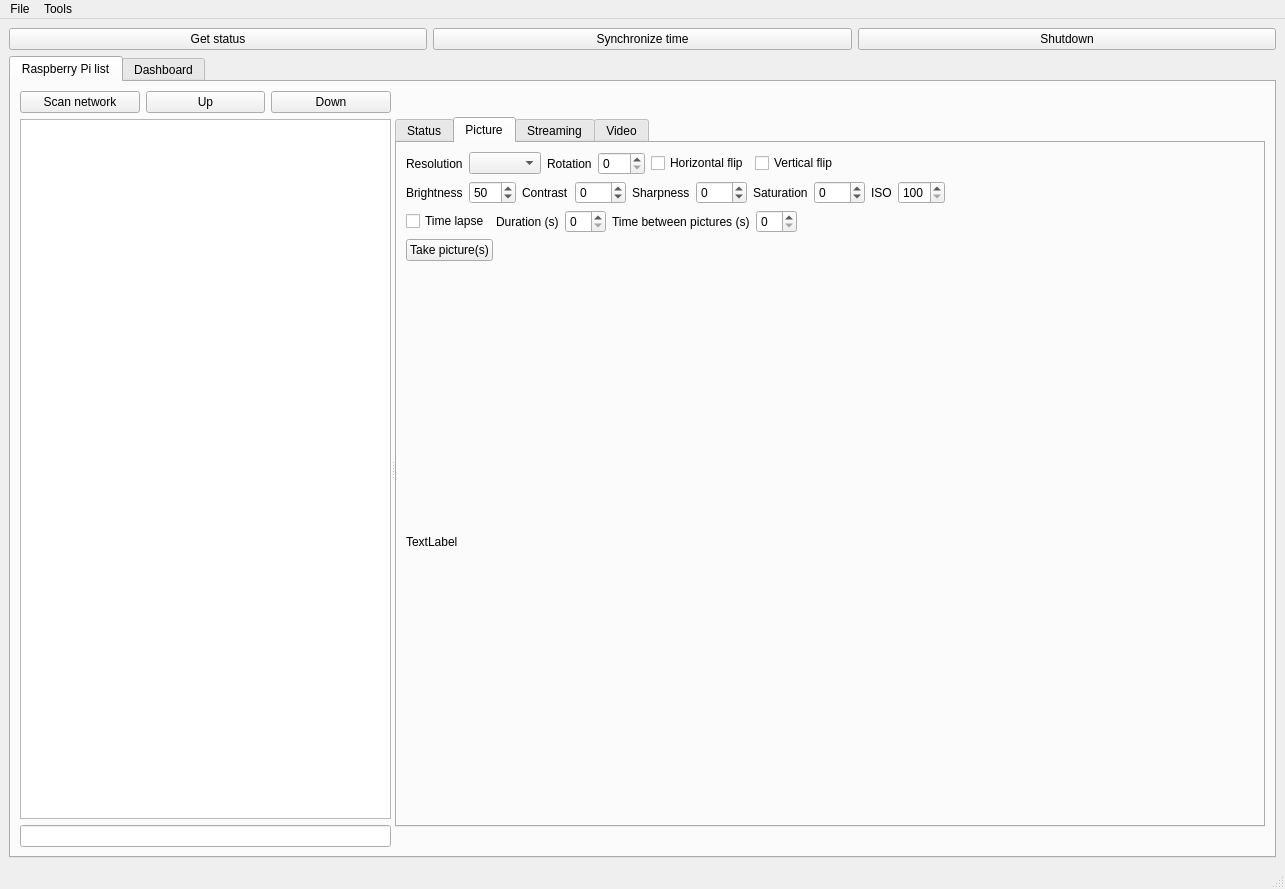
Above: src/coordinator/coordinator.ui from olivierfriard/raspberry_video-recording_coordinator before the change. Below: the same form after it.
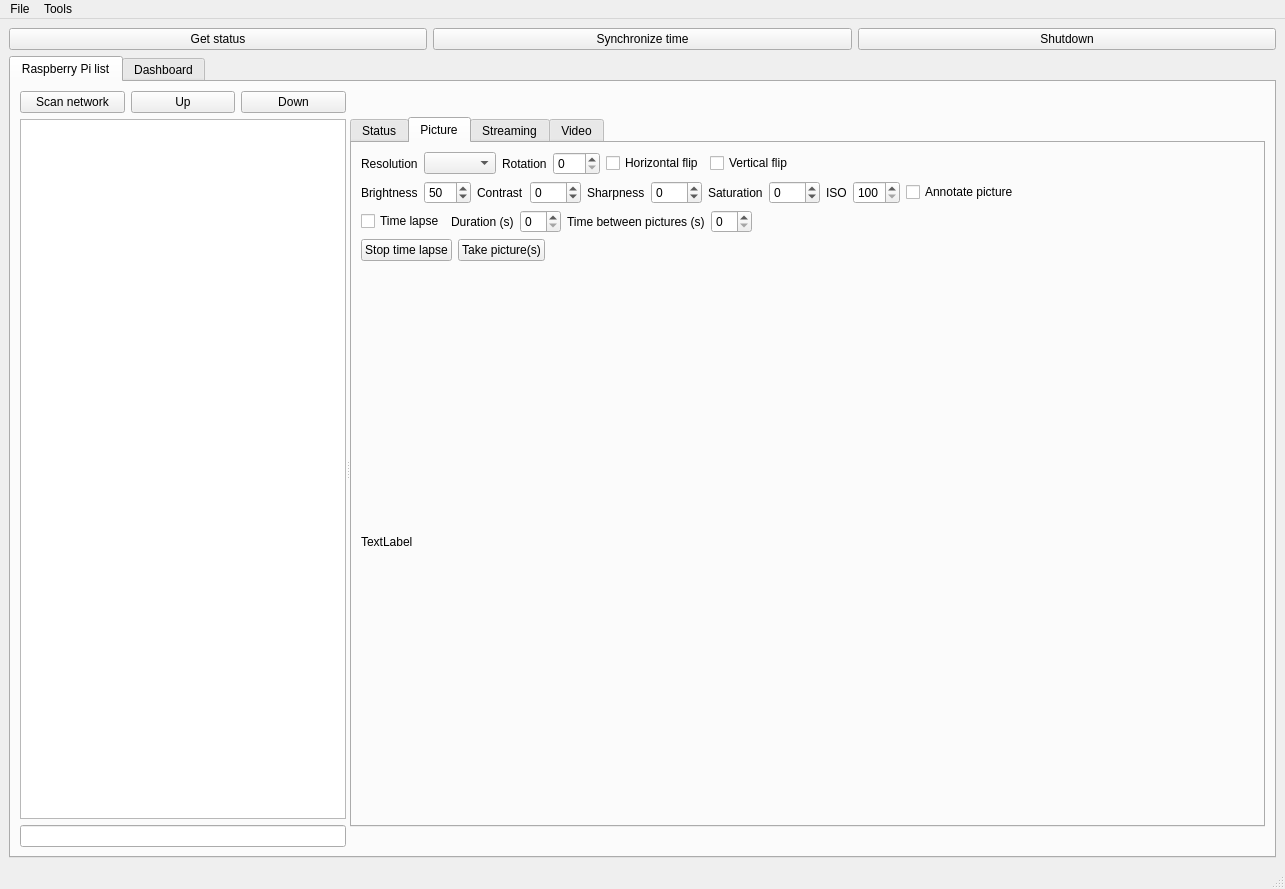
That is the form after the change. The open tabs and pages were chosen to show the change.

Diff of the .ui file:
```diff
--- a/src/coordinator/coordinator.ui
+++ b/src/coordinator/coordinator.ui
@@ -483,6 +483,13 @@
                     </property>
                    </widget>
                   </item>
+                  <item>
+                   <widget class="QCheckBox" name="picture_annotation_cb">
+                    <property name="text">
+                     <string>Annotate picture</string>
+                    </property>
+                   </widget>
+                  </item>
                   <item>
                    <spacer name="horizontalSpacer_4">
                     <property name="orientation">
@@ -544,6 +551,13 @@
                 </item>
                 <item>
                  <layout class="QHBoxLayout" name="horizontalLayout_15">
+                  <item>
+                   <widget class="QPushButton" name="stop_time_lapse_pb">
+                    <property name="text">
+                     <string>Stop time lapse</string>
+                    </property>
+                   </widget>
+                  </item>
                   <item>
                    <widget class="QPushButton" name="take_picture_pb">
                     <property name="text">
```
Left out of the diff: 193 changed lines with no effect on the pictures.
